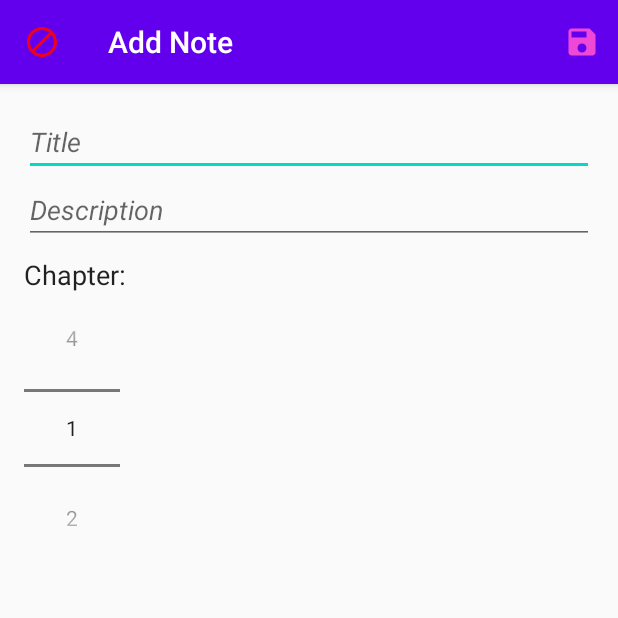
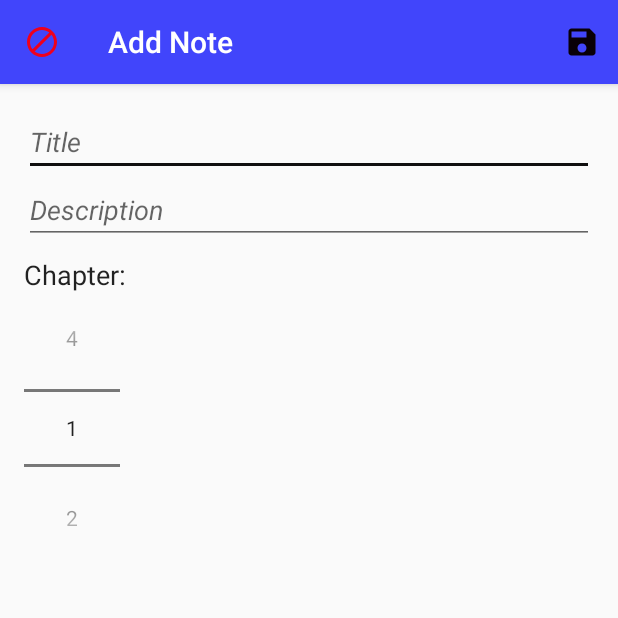
Before and after one commit to stranger01/ArchitectureComponents, an Android app: the screen it shows after launch (AddNoteActivity before the commit, AddEditNoteActivity after it), after a tap on an icon or button, on a phone screen of 412 x 824 dp, the top half of it. Run offline under Robolectric (Android 15) with nearby library versions, the phone set to English and light mode, and no system bars; our stand-ins replace Room's generated code.

Commit message:
completed the take notes app

```diff
--- a/Architecture/app/src/main/AndroidManifest.xml
+++ b/Architecture/app/src/main/AndroidManifest.xml
@@ -5,11 +5,11 @@
     <application
         android:allowBackup="true"
         android:icon="@drawable/logo_launcher"
-        android:label="Azure notes"
+        android:label="A-900 Study notes"
         android:roundIcon="@drawable/logo_launcher"
         android:supportsRtl="true"
         android:theme="@style/AppTheme">
-        <activity android:name=".AddNoteActivity"
+        <activity android:name=".AddEditNoteActivity"
     android:parentActivityName=".MainActivity"> </activity>
         <activity android:name=".MainActivity">
             <intent-filter>
--- a/Architecture/app/src/main/java/com/example/architecture/AddNoteActivity.java
+++ b/Architecture/app/src/main/java/com/example/architecture/AddEditNoteActivity.java
@@ -12,7 +12,7 @@ import android.widget.Toast;
 import androidx.annotation.NonNull;
 import androidx.appcompat.app.AppCompatActivity;
 
-public class AddNoteActivity extends AppCompatActivity {
+public class AddEditNoteActivity extends AppCompatActivity {
 
     public static final String EXTRA_TITLE =
             "com.example.architecture.EXTRA_TITLE";
@@ -22,6 +22,8 @@ public class AddNoteActivity extends AppCompatActivity {
 
     public static final String EXTRA_PRIORITY =
             "com.example.architecture.EXTRA_PRIORITY";
+    public static final String EXTRA_ID =
+            "com.example.architecture.EXTRA_ID";
 
     private EditText editTextTitle;
     private EditText editTextDescription;
@@ -41,8 +43,16 @@ public class AddNoteActivity extends AppCompatActivity {
         numberPickerPriority.setMaxValue(4);
 
         getSupportActionBar().setHomeAsUpIndicator(R.drawable.close);
-        setTitle("Add Note");
+        Intent intent = getIntent();
+        if (intent.hasExtra(EXTRA_ID)) {
+            setTitle("Edit Note");
+            editTextTitle.setText(intent.getStringExtra(EXTRA_TITLE));
+            editTextDescription.setText(intent.getStringExtra(EXTRA_DESCRIPTION));
+            numberPickerPriority.setValue(intent.getIntExtra(EXTRA_PRIORITY, 1));
+        } else {
+            setTitle("Add Note");
 
+        }
 
     }
 
@@ -81,6 +91,12 @@ public class AddNoteActivity extends AppCompatActivity {
         data.putExtra(EXTRA_DESCRIPTION, description);
         data.putExtra(EXTRA_PRIORITY, priority);
 
+        int id = getIntent().getIntExtra(EXTRA_ID, -1);
+
+        if (id != -1) {
+            data.putExtra(EXTRA_ID, id);
+
+        }
         setResult(RESULT_OK, data);
         finish();
 
--- a/Architecture/app/src/main/java/com/example/architecture/MainActivity.java
+++ b/Architecture/app/src/main/java/com/example/architecture/MainActivity.java
@@ -1,7 +1,6 @@
 package com.example.architecture;
 
 
-import android.content.ClipData;
 import android.content.Intent;
 import android.os.Bundle;
 import android.view.Menu;
@@ -26,6 +25,7 @@ import java.util.List;
 public class MainActivity extends AppCompatActivity {
     private NoteViewModel noteViewModel;
     public static final int ADD_NOTE_REQUEST = 1;
+    public static final int EDIT_NOTE_REQUEST = 2;
 
     @Override
     protected void onCreate(Bundle savedInstanceState) {
@@ -36,7 +36,7 @@ public class MainActivity extends AppCompatActivity {
         buttonAddNote.setOnClickListener(new View.OnClickListener() {
             @Override
             public void onClick(View view) {
-                Intent intent = new Intent(MainActivity.this, AddNoteActivity.class);
+                Intent intent = new Intent(MainActivity.this, AddEditNoteActivity.class);
                 startActivityForResult(intent, ADD_NOTE_REQUEST);
             }
         });
@@ -53,7 +53,7 @@ public class MainActivity extends AppCompatActivity {
             @Override
             public void onChanged(@Nullable List<Note> notes) {
 
-              adapter.setNotes(notes);
+                adapter.submitList(notes);
 
             }
         });
@@ -71,26 +71,48 @@ public class MainActivity extends AppCompatActivity {
             }
         }).attachToRecyclerView(recyclerView);
 
+        adapter.setOnItemClickListener(new NoteAdapter.OnItemClickLister() {
+            @Override
+            public void onItemClick(Note note) {
+                Intent intent = new Intent(MainActivity.this, AddEditNoteActivity.class);
+                intent.putExtra(AddEditNoteActivity.EXTRA_ID, note.getTitle());
+                intent.putExtra(AddEditNoteActivity.EXTRA_TITLE, note.getTitle());
+                intent.putExtra(AddEditNoteActivity.EXTRA_DESCRIPTION, note.getDescription());
+                intent.putExtra(AddEditNoteActivity.EXTRA_PRIORITY, note.getPriority());
+
+                startActivityForResult(intent, EDIT_NOTE_REQUEST);
+
+
+            }
+        });
+
     }
 
     @Override
-    protected void onActivityResult(int requestCode, int resultCode, @Nullable Intent data) {
+    protected void onActivityResult(int requestCode, int resultCode, Intent data) {
         super.onActivityResult(requestCode, resultCode, data);
-
         if (requestCode == ADD_NOTE_REQUEST && resultCode == RESULT_OK) {
-            String title = data.getStringExtra(AddNoteActivity.EXTRA_TITLE);
-            String description = data.getStringExtra(AddNoteActivity.EXTRA_DESCRIPTION);
-            int priority = data.getIntExtra(AddNoteActivity.EXTRA_PRIORITY, 1);
-
-            Note  note = new Note(title, description, priority);
+            String title = data.getStringExtra(AddEditNoteActivity.EXTRA_TITLE);
+            String description = data.getStringExtra(AddEditNoteActivity.EXTRA_DESCRIPTION);
+            int priority = data.getIntExtra(AddEditNoteActivity.EXTRA_PRIORITY, 1);
+            Note note = new Note(title, description, priority);
             noteViewModel.insert(note);
-
-            Toast.makeText(this, "Note saved" , Toast.LENGTH_LONG).show();
-
+            Toast.makeText(this, "Note saved", Toast.LENGTH_SHORT).show();
+        } else if (requestCode == EDIT_NOTE_REQUEST && resultCode == RESULT_OK) {
+            int id = data.getIntExtra(AddEditNoteActivity.EXTRA_ID, -1);
+            if (id == -1) {
+                Toast.makeText(this, "Note can't be updated", Toast.LENGTH_SHORT).show();
+                return;
+            }
+            String title = data.getStringExtra(AddEditNoteActivity.EXTRA_TITLE);
+            String description = data.getStringExtra(AddEditNoteActivity.EXTRA_DESCRIPTION);
+            int priority = data.getIntExtra(AddEditNoteActivity.EXTRA_PRIORITY, 1);
+            Note note = new Note(title, description, priority);
+            note.setId(id);
+            noteViewModel.update(note);
+            Toast.makeText(this, "Note updated", Toast.LENGTH_SHORT).show();
         } else {
-
-            Toast.makeText(this, "Note not saved" , Toast.LENGTH_LONG).show();
-
+            Toast.makeText(this, "Note not saved", Toast.LENGTH_SHORT).show();
         }
     }
 
@@ -103,7 +125,7 @@ public class MainActivity extends AppCompatActivity {
 
     @Override
     public boolean onOptionsItemSelected(@NonNull MenuItem item) {
-        switch (item.getItemId()){
+        switch (item.getItemId()) {
             case R.id.delete_all_notes:
                 noteViewModel.deleteAllNotes();
                 Toast.makeText(this, "All notes deleted", Toast.LENGTH_SHORT).show();
--- a/Architecture/app/src/main/java/com/example/architecture/NoteAdapter.java
+++ b/Architecture/app/src/main/java/com/example/architecture/NoteAdapter.java
@@ -7,13 +7,35 @@ import android.view.ViewGroup;
 import android.widget.TextView;
 
 import androidx.annotation.NonNull;
+import androidx.recyclerview.widget.DiffUtil;
+import androidx.recyclerview.widget.ListAdapter;
 import androidx.recyclerview.widget.RecyclerView;
 
 import java.util.ArrayList;
 import java.util.List;
 
-public class NoteAdapter extends RecyclerView.Adapter<NoteAdapter.NoteHolder> {
-    private List<Note> notes = new ArrayList<>();
+public class NoteAdapter extends ListAdapter<Note, NoteAdapter.NoteHolder> {
+
+    private OnItemClickLister listener;
+
+    public NoteAdapter() {
+
+        super(DIFF_CALLBACK);
+    }
+
+    private static final DiffUtil.ItemCallback<Note> DIFF_CALLBACK = new DiffUtil.ItemCallback<Note>() {
+        @Override
+        public boolean areItemsTheSame(@NonNull Note oldItem, @NonNull Note newItem) {
+            return oldItem.getId() == newItem.getId();
+        }
+
+        @Override
+        public boolean areContentsTheSame(@NonNull Note oldItem, @NonNull Note newItem) {
+            return oldItem.getTitle().equals(newItem.getTitle()) &&
+                    oldItem.getDescription().equals(newItem.getDescription()) &&
+                    oldItem.getPriority() == newItem.getPriority();
+        }
+    };
 
     @NonNull
     @Override
@@ -24,29 +46,23 @@ public class NoteAdapter extends RecyclerView.Adapter<NoteAdapter.NoteHolder> {
 
     @Override
     public void onBindViewHolder(@NonNull NoteHolder holder, int position) {
-        Note currentNote = notes.get(position);
+        Note currentNote = getItem(position);
         holder.textViewTitle.setText(currentNote.getTitle());
         holder.textViewDescription.setText(currentNote.getDescription());
         holder.textViewPriority.setText(String.valueOf(currentNote.getPriority()));
 
     }
 
-    @Override
-    public int getItemCount() {
-        return notes.size();
-    }
 
-    public void setNotes(List<Note> notes){
-        this.notes = notes;
-        notifyDataSetChanged();
-    }
 
-    public Note getNoteAt(int position){
-        return notes.get(position);
+
+
+    public Note getNoteAt(int position) {
+        return getItem(position);
 
     }
 
-    class NoteHolder extends RecyclerView.ViewHolder{
+    class NoteHolder extends RecyclerView.ViewHolder {
 
         private TextView textViewTitle;
         private TextView textViewDescription;
@@ -58,6 +74,25 @@ public class NoteAdapter extends RecyclerView.Adapter<NoteAdapter.NoteHolder> {
             textViewTitle = itemView.findViewById(R.id.text_view_title);
             textViewDescription = itemView.findViewById(R.id.text_view_description);
             textViewPriority = itemView.findViewById(R.id.text_view_priority);
+            itemView.setOnClickListener(new View.OnClickListener() {
+                @Override
+                public void onClick(View view) {
+                    int position = getAdapterPosition();
+                    if (listener != null && position != RecyclerView.NO_POSITION) {
+                        listener.onItemClick(getItem(position));
+                    }
+                }
+            });
         }
     }
+
+    public interface OnItemClickLister {
+        void onItemClick(Note note);
+    }
+
+    public void setOnItemClickListener(OnItemClickLister listener) {
+        this.listener = listener;
+
+    }
+
 }
--- a/Architecture/app/src/main/res/drawable/add.xml
+++ b/Architecture/app/src/main/res/drawable/add.xml
@@ -1,4 +1,4 @@
-<vector android:height="24dp" android:tint="#A1EF22"
+<vector android:height="24dp" android:tint="#2274EF"
     android:viewportHeight="24" android:viewportWidth="24"
     android:width="24dp" xmlns:android="http://schemas.android.com/apk/res/android">
     <path android:fillColor="@android:color/white" android:pathData="M19,3h-4.18C14.4,1.84 13.3,1 12,1c-1.3,0 -2.4,0.84 -2.82,2L5,3c-1.1,0 -2,0.9 -2,2v14c0,1.1 0.9,2 2,2h14c1.1,0 2,-0.9 2,-2L21,5c0,-1.1 -0.9,-2 -2,-2zM12,3c0.55,0 1,0.45 1,1s-0.45,1 -1,1 -1,-0.45 -1,-1 0.45,-1 1,-1zM14,17L7,17v-2h7v2zM17,13L7,13v-2h10v2zM17,9L7,9L7,7h10v2z"/>
--- a/Architecture/app/src/main/res/drawable/save.xml
+++ b/Architecture/app/src/main/res/drawable/save.xml
@@ -1,4 +1,4 @@
-<vector android:height="24dp" android:tint="#EF48D7"
+<vector android:height="24dp" android:tint="#090008"
     android:viewportHeight="24" android:viewportWidth="24"
     android:width="24dp" xmlns:android="http://schemas.android.com/apk/res/android">
     <path android:fillColor="@android:color/white" android:pathData="M17,3L5,3c-1.11,0 -2,0.9 -2,2v14c0,1.1 0.89,2 2,2h14c1.1,0 2,-0.9 2,-2L21,7l-4,-4zM12,19c-1.66,0 -3,-1.34 -3,-3s1.34,-3 3,-3 3,1.34 3,3 -1.34,3 -3,3zM15,9L5,9L5,5h10v4z"/>
--- a/Architecture/app/src/main/res/layout/activity_add_note.xml
+++ b/Architecture/app/src/main/res/layout/activity_add_note.xml
@@ -6,7 +6,7 @@
     android:layout_height="match_parent"
     android:orientation="vertical"
     android:padding="16dp"
-    tools:context=".AddNoteActivity">
+    tools:context=".AddEditNoteActivity">
     <EditText
         android:id="@+id/edit_text_title"
         android:layout_width="match_parent"
--- a/Architecture/app/src/main/res/values/colors.xml
+++ b/Architecture/app/src/main/res/values/colors.xml
@@ -1,6 +1,6 @@
 <?xml version="1.0" encoding="utf-8"?>
 <resources>
-    <color name="colorPrimary">#6200EE</color>
-    <color name="colorPrimaryDark">#3700B3</color>
-    <color name="colorAccent">#03DAC5</color>
+    <color name="colorPrimary">#4145FB</color>
+    <color name="colorPrimaryDark">#4145FB</color>
+    <color name="colorAccent">#100F0F</color>
 </resources>
```
